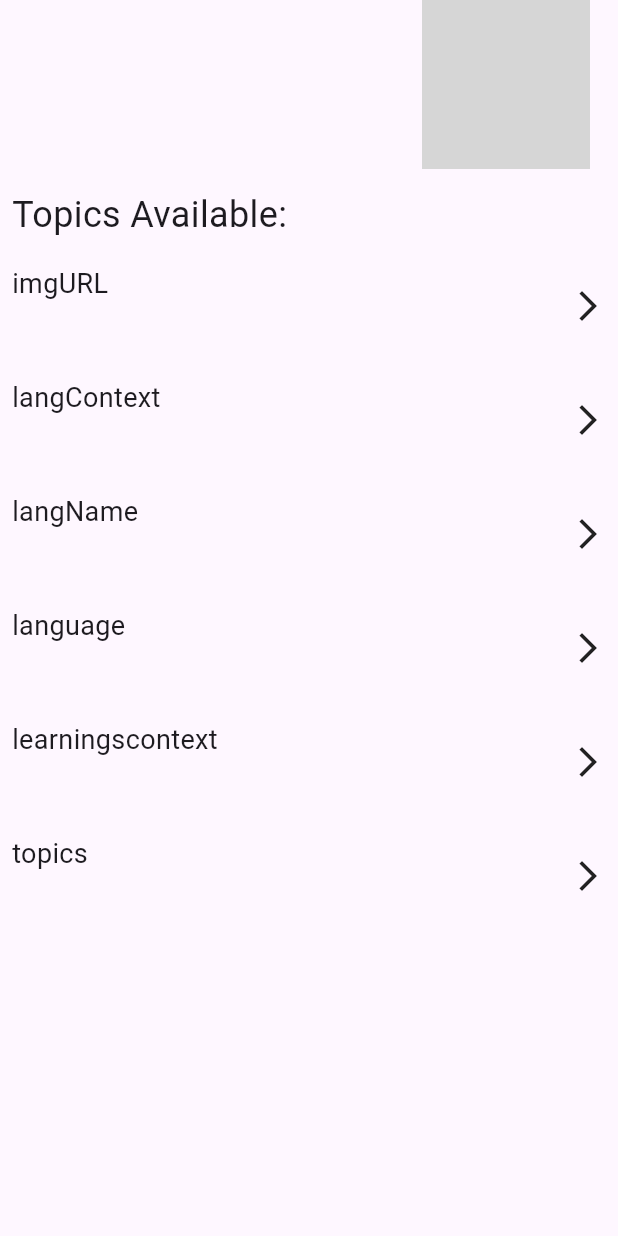
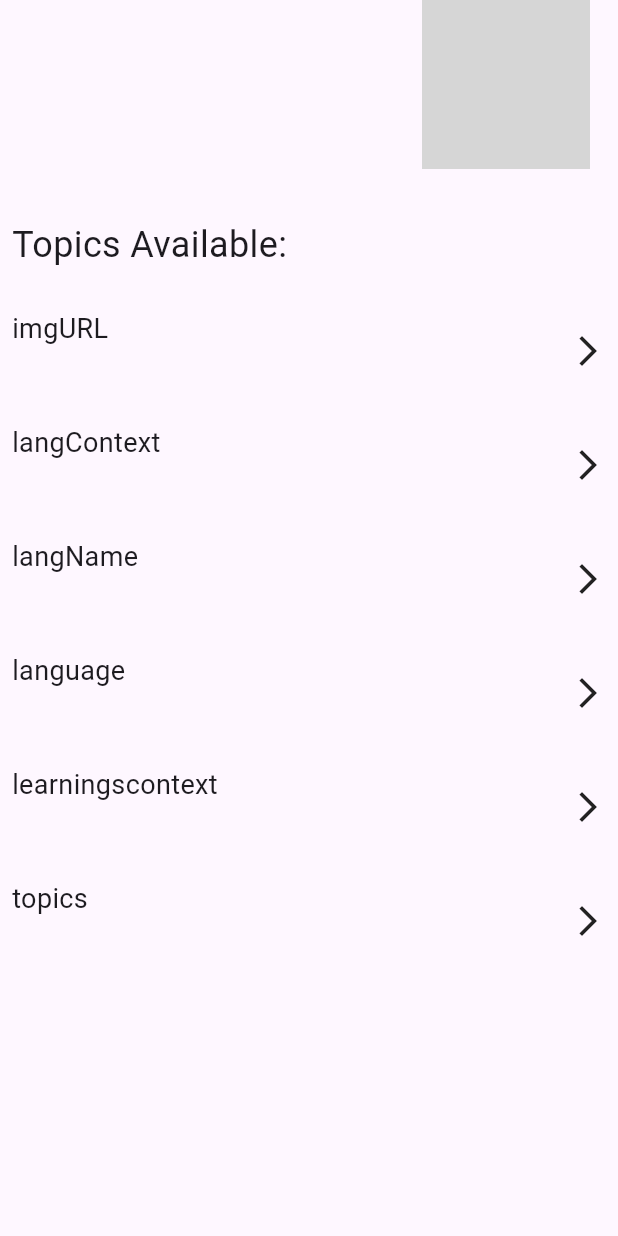
Before and after one commit to aslucky0143/learnx, a Flutter app: the LanguageInfoHeadComponent widget shown alone on an empty page, opened directly with empty values, on a phone screen of 412 x 824 dp. Run offline on Flutter 3.47's test engine with Material 2 defaults, Android fonts, the phone set to English and light mode, and no system bars; our stand-ins replace cloud_firestore, firebase_auth, firebase_core, google_fonts, google_sign_in, icons_plus and 2 more; accounts and stored records are empty; network calls fail; grey boxes are pictures that could not be loaded.

Commit message:
init push

```diff
--- a/lib/Screens/components/language_info_head.dart
+++ b/lib/Screens/components/language_info_head.dart
@@ -35,15 +35,12 @@ class LanguageInfoHeadComponent extends StatelessWidget {
         crossAxisAlignment: CrossAxisAlignment.start,
         children: [
           TopicTitleHead(
-            langName: _langName,
-            langContext: _langContext,
-            height: height,
-            imgURL: _imgURL,
-          ),
+              langName: _langName,
+              langContext: _langContext,
+              height: height,
+              imgURL: _imgURL),
           Padding(
-            padding: const EdgeInsets.all(
-              8.0,
-            ),
+            padding: const EdgeInsets.fromLTRB(8, 28, 8, 18),
             child: Text("Topics Available:", style: TextStyle(fontSize: 24)),
           ),
           Padding(
--- a/lib/Screens/primaryScreens/desicision_home.dart
+++ b/lib/Screens/primaryScreens/desicision_home.dart
@@ -43,8 +43,8 @@ class _DecisionHomeScreenState extends State<DecisionHomeScreen> {
                   });
                 },
                 children: [
+                  HomeScreen(user: user, left: left, controller: controller),
                   LearningHome(),
-                  HomeScreen(user: user, left: left, controller: controller),
                   Others(),
                 ],
               )),
--- a/lib/Screens/primaryScreens/learning_home.dart
+++ b/lib/Screens/primaryScreens/learning_home.dart
@@ -19,7 +19,7 @@ class _LearningHomeState extends State<LearningHome> {
       backgroundColor: Colors.transparent,
       body: Column(
         children: [
-          SalutationLearnings(salutation: "What do u want to learn now?"),
+          SalutationLearnings(salutation: "What do u want to learn \nnow?"),
           CollectionTextFetchFS()
         ],
       ),
```
Also changed, not shown: git commands to upload to git hub.png (added), 6 other files.
